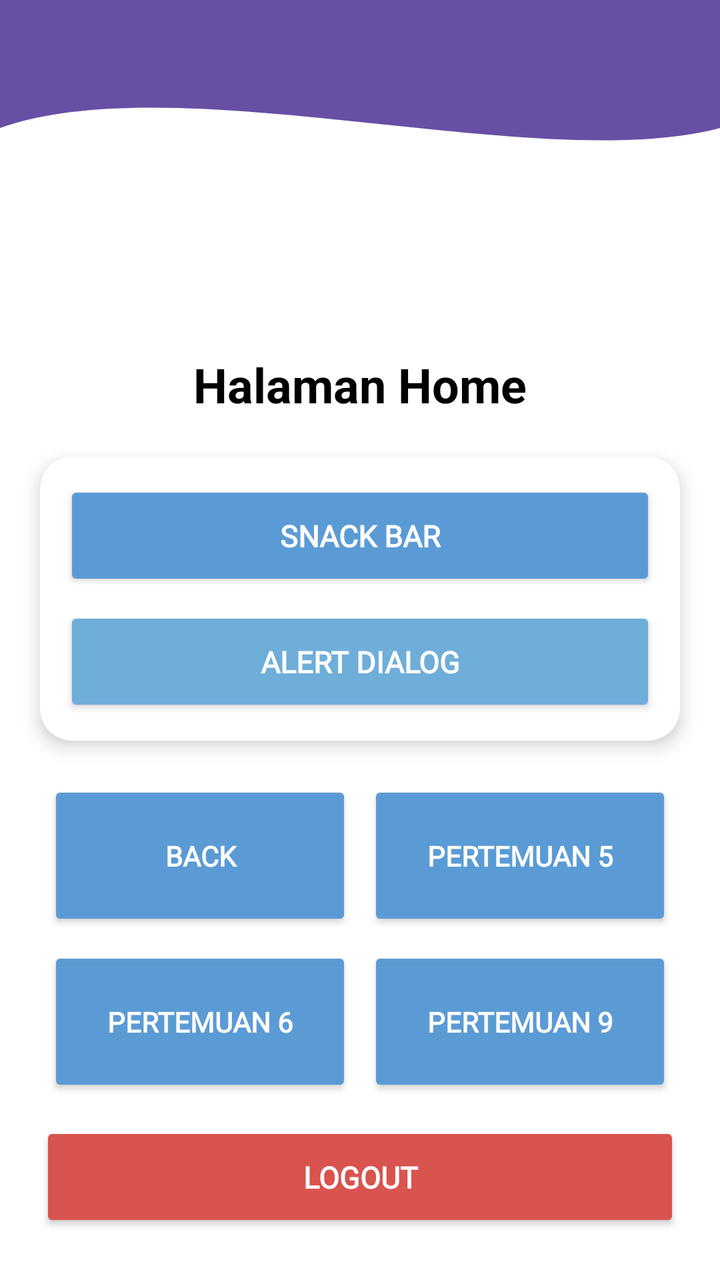
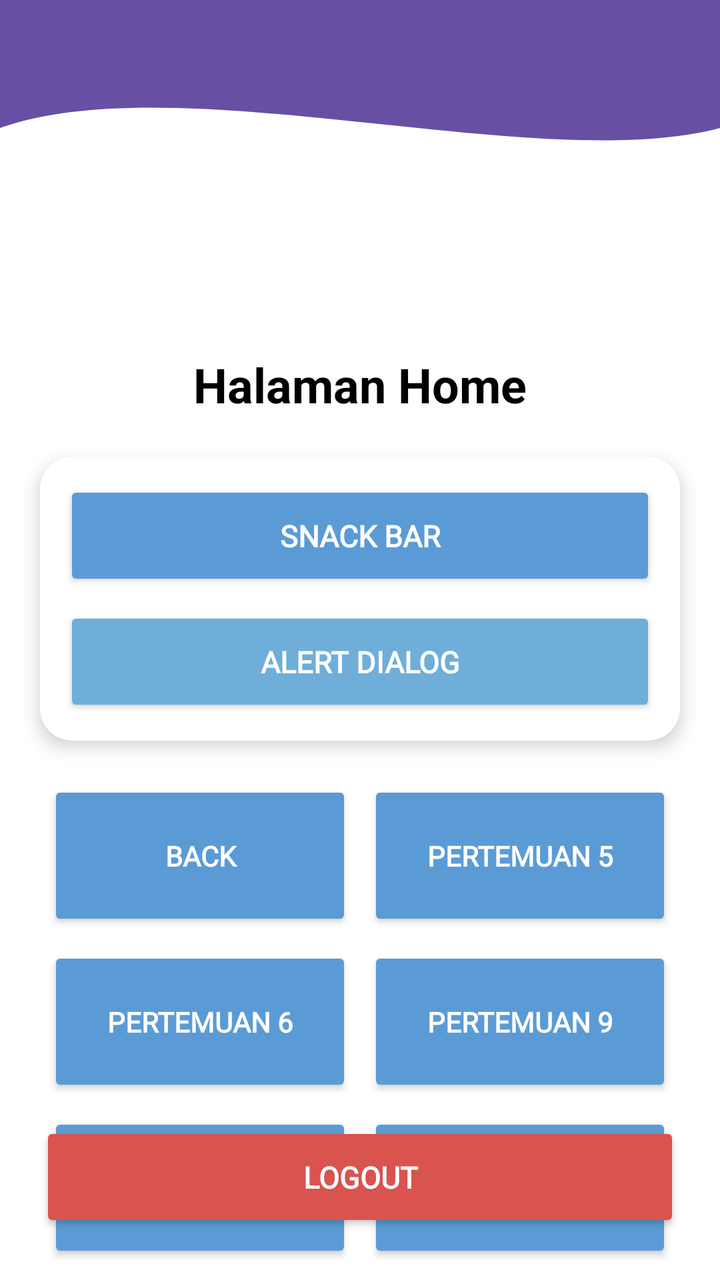

Screens rendered from an Android XML layout before and after an edit, with the pre-edit source and the edit as a unified diff.
<!-- AndroidManifest.xml: application theme Theme.Adityadfn_TIB -->
<!-- res/layout/fragment_home.xml -->
<?xml version="1.0" encoding="utf-8"?>
<androidx.constraintlayout.widget.ConstraintLayout
    xmlns:android="http://schemas.android.com/apk/res/android"
    xmlns:app="http://schemas.android.com/apk/res-auto"
    xmlns:tools="http://schemas.android.com/tools"
    android:layout_width="match_parent"
    android:layout_height="match_parent"
    android:background="@android:color/white"
    tools:context=".Home.HomeFragment">

    
    <View
        android:id="@+id/background_header"
        android:layout_width="0dp"
        android:layout_height="160dp"
        android:background="@drawable/bg_header_wave"
        app:layout_constraintTop_toTopOf="parent"
        app:layout_constraintStart_toStartOf="parent"
        app:layout_constraintEnd_toEndOf="parent" />

    
    <androidx.appcompat.widget.Toolbar
        android:id="@+id/toolbar"
        android:layout_width="0dp"
        android:layout_height="?attr/actionBarSize"
        android:background="@android:color/transparent"
        android:elevation="0dp"
        app:title=""
        app:titleTextColor="@android:color/white"
        app:contentInsetStartWithNavigation="0dp"
        app:layout_constraintTop_toTopOf="parent"
        app:layout_constraintStart_toStartOf="parent"
        app:layout_constraintEnd_toEndOf="parent" />

    
    <TextView
        android:id="@+id/textView"
        android:layout_width="wrap_content"
        android:layout_height="wrap_content"
        android:layout_marginTop="16dp"
        android:text="Halaman Home"
        android:textColor="#000000"
        android:textSize="24sp"
        android:textStyle="bold"
        app:layout_constraintTop_toBottomOf="@id/background_header"
        app:layout_constraintStart_toStartOf="parent"
        app:layout_constraintEnd_toEndOf="parent" />

    
    <androidx.cardview.widget.CardView
        android:id="@+id/actionCard"
        android:layout_width="0dp"
        android:layout_height="wrap_content"
        android:layout_marginStart="20dp"
        android:layout_marginTop="20dp"
        android:layout_marginEnd="20dp"
        app:cardBackgroundColor="@android:color/white"
        app:cardCornerRadius="16dp"
        app:cardElevation="5dp"
        app:contentPadding="12dp"
        app:layout_constraintTop_toBottomOf="@id/textView"
        app:layout_constraintStart_toStartOf="parent"
        app:layout_constraintEnd_toEndOf="parent">

        <LinearLayout
            android:layout_width="match_parent"
            android:layout_height="wrap_content"
            android:orientation="vertical">

            <Button
                android:id="@+id/snackbtn"
                android:layout_width="match_parent"
                android:layout_height="55dp"
                android:backgroundTint="@color/blue_primary"
                android:fontFamily="@font/archivo"
                android:text="SNACK BAR"
                android:textColor="@color/white"
                android:textSize="15sp"
                android:textStyle="bold" />

            <Button
                android:id="@+id/alertbtn"
                android:layout_width="match_parent"
                android:layout_height="55dp"
                android:layout_marginTop="8dp"
                android:backgroundTint="@color/blue_medium"
                android:fontFamily="@font/archivo"
                android:text="ALERT DIALOG"
                android:textColor="@color/white"
                android:textSize="15sp"
                android:textStyle="bold" />

        </LinearLayout>

    </androidx.cardview.widget.CardView>

    
    <GridLayout
        android:id="@+id/homeGrid"
        android:layout_width="0dp"
        android:layout_height="wrap_content"
        android:layout_marginStart="20dp"
        android:layout_marginTop="16dp"
        android:layout_marginEnd="20dp"
        android:columnCount="2"
        android:rowCount="2"
        android:alignmentMode="alignMargins"
        android:useDefaultMargins="true"
        app:layout_constraintTop_toBottomOf="@id/actionCard"
        app:layout_constraintStart_toStartOf="parent"
        app:layout_constraintEnd_toEndOf="parent">

        <Button
            android:id="@+id/backbtn"
            android:layout_width="0dp"
            android:layout_height="75dp"
            android:layout_columnWeight="1"
            android:backgroundTint="@color/blue_primary"
            android:fontFamily="@font/archivo"
            android:text="BACK"
            android:textColor="@color/white"
            android:textSize="14sp"
            android:textStyle="bold" />

        <Button
            android:id="@+id/pertemuan5btn"
            android:layout_width="0dp"
            android:layout_height="75dp"
            android:layout_columnWeight="1"
            android:backgroundTint="@color/blue_primary"
            android:fontFamily="@font/archivo"
            android:text="Pertemuan 5"
            android:textColor="@color/white"
            android:textSize="14sp"
            android:textStyle="bold" />

        <Button
            android:id="@+id/pertemuan6btn"
            android:layout_width="0dp"
            android:layout_height="75dp"
            android:layout_columnWeight="1"
            android:backgroundTint="@color/blue_primary"
            android:fontFamily="@font/archivo"
            android:text="Pertemuan 6"
            android:textColor="@color/white"
            android:textSize="14sp"
            android:textStyle="bold" />

        <Button
            android:id="@+id/btnToNinth"
            android:layout_width="0dp"
            android:layout_height="75dp"
            android:layout_columnWeight="1"
            android:backgroundTint="@color/blue_primary"
            android:fontFamily="@font/archivo"
            android:text="Pertemuan 9"
            android:textColor="@color/white"
            android:textSize="14sp"
            android:textStyle="bold" />

    </GridLayout>

    
    <Button
        android:id="@+id/logoutbtn"
        android:layout_width="0dp"
        android:layout_height="55dp"
        android:layout_marginStart="20dp"
        android:layout_marginEnd="20dp"
        android:layout_marginBottom="24dp"
        android:backgroundTint="@color/Red"
        android:fontFamily="@font/archivo"
        android:text="Logout"
        android:textColor="@color/white"
        android:textSize="15sp"
        android:textStyle="bold"
        app:layout_constraintBottom_toBottomOf="parent"
        app:layout_constraintStart_toStartOf="parent"
        app:layout_constraintEnd_toEndOf="parent" />

</androidx.constraintlayout.widget.ConstraintLayout>
<!-- resources referenced by this layout -->
<resources>
  <color name="Red">#D9534F</color>
  <color name="blue_medium">#6FAED9</color>
  <color name="blue_primary">#5B9BD5</color>
  <color name="white">#FFFFFFFF</color>
  <!-- drawable bg_header_wave (drawable) -->
  <?xml version="1.0" encoding="utf-8"?>
  <vector xmlns:android="http://schemas.android.com/apk/res/android"
      android:width="100dp"
      android:height="100dp"
      android:viewportWidth="100"
      android:viewportHeight="100">
      <path
          android:fillColor="?attr/colorPrimary"
          android:pathData="M0,0 L100,0 L100,40 C75,55 25,20 0,40 Z" />
  </vector>
  <style name="Theme.Adityadfn_TIB" parent="Base.Theme.Adityadfn_TIB" />
  <style name="Base.Theme.Adityadfn_TIB" parent="Theme.Material3.DayNight.NoActionBar">
          
          
      </style>
</resources>

<!-- the commit's change to res/layout/fragment_home.xml (unified diff, before → after) -->
@@ -103,7 +103,7 @@
         android:layout_marginTop="16dp"
         android:layout_marginEnd="20dp"
         android:columnCount="2"
-        android:rowCount="2"
+        android:rowCount="3"
         android:alignmentMode="alignMargins"
         android:useDefaultMargins="true"
         app:layout_constraintTop_toBottomOf="@id/actionCard"
@@ -154,6 +154,30 @@
             android:backgroundTint="@color/blue_primary"
             android:fontFamily="@font/archivo"
             android:text="Pertemuan 9"
+            android:textColor="@color/white"
+            android:textSize="14sp"
+            android:textStyle="bold" />
+
+        <Button
+            android:id="@+id/btnToTen"
+            android:layout_width="0dp"
+            android:layout_height="75dp"
+            android:layout_columnWeight="1"
+            android:backgroundTint="@color/blue_primary"
+            android:fontFamily="@font/archivo"
+            android:text="Pertemuan 10"
+            android:textColor="@color/white"
+            android:textSize="14sp"
+            android:textStyle="bold" />
+
+        <Button
+            android:id="@+id/btnToEleven"
+            android:layout_width="0dp"
+            android:layout_height="75dp"
+            android:layout_columnWeight="1"
+            android:backgroundTint="@color/blue_primary"
+            android:fontFamily="@font/archivo"
+            android:text="Pertemuan 11"
             android:textColor="@color/white"
             android:textSize="14sp"
             android:textStyle="bold" />
